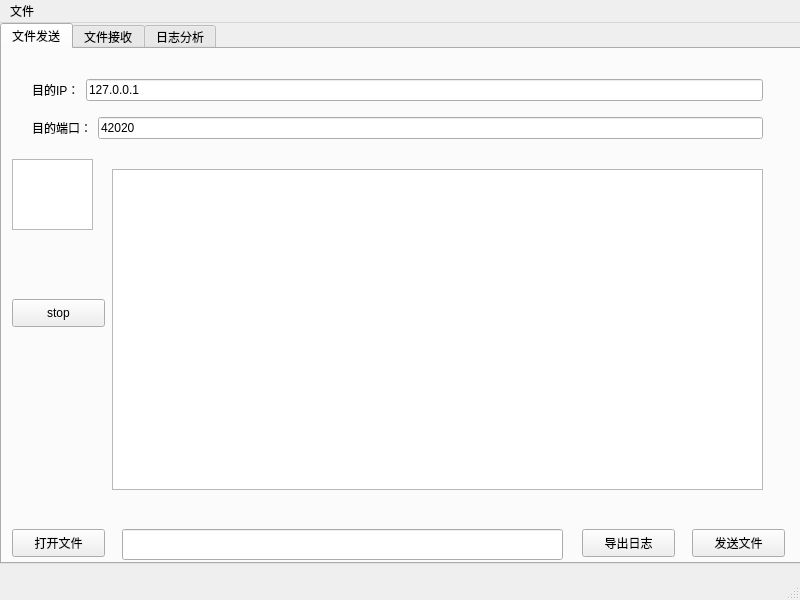
This is filetransfer.ui in Chang-Yang-YC/UDP-file-transfer-based-on-GBN-protocol as Qt 5 draws it before an edit. The edited form follows.
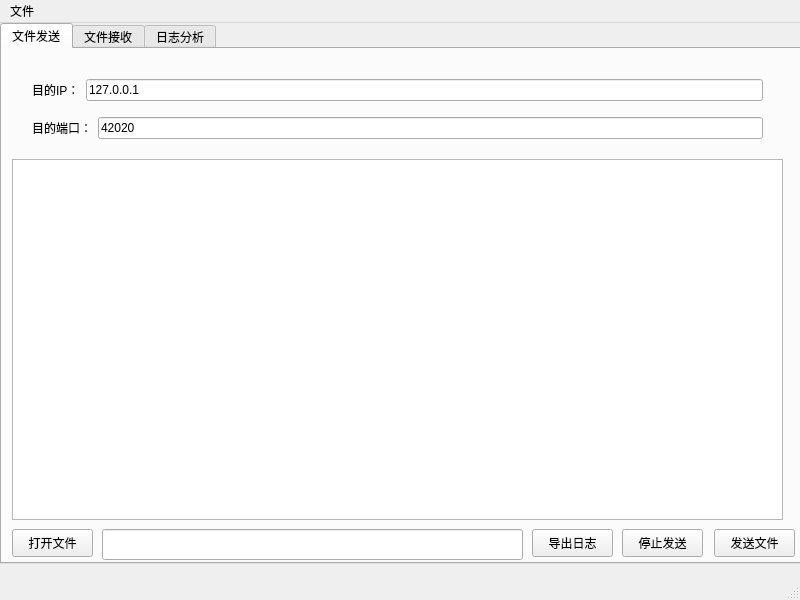
This is the edited form.

Diff of the .ui file:
```diff
--- a/filetransfer.ui
+++ b/filetransfer.ui
@@ -83,7 +83,7 @@
        <rect>
         <x>10</x>
         <y>480</y>
-        <width>93</width>
+        <width>81</width>
         <height>28</height>
        </rect>
       </property>
@@ -94,9 +94,9 @@
      <widget class="QLineEdit" name="lineEditFilepath">
       <property name="geometry">
        <rect>
-        <x>120</x>
+        <x>100</x>
         <y>480</y>
-        <width>441</width>
+        <width>421</width>
         <height>31</height>
        </rect>
       </property>
@@ -107,9 +107,9 @@
      <widget class="QPushButton" name="pushButton1SaveLog">
       <property name="geometry">
        <rect>
-        <x>580</x>
+        <x>530</x>
         <y>480</y>
-        <width>93</width>
+        <width>81</width>
         <height>28</height>
        </rect>
       </property>
@@ -120,9 +120,9 @@
      <widget class="QPushButton" name="pushButton1Send">
       <property name="geometry">
        <rect>
-        <x>690</x>
+        <x>712</x>
         <y>480</y>
-        <width>93</width>
+        <width>81</width>
         <height>28</height>
        </rect>
       </property>
@@ -135,32 +135,22 @@
        <rect>
         <x>10</x>
         <y>110</y>
-        <width>81</width>
-        <height>71</height>
-       </rect>
-      </property>
-     </widget>
-     <widget class="QTextEdit" name="textEdit">
-      <property name="geometry">
-       <rect>
-        <x>110</x>
-        <y>120</y>
-        <width>651</width>
-        <height>321</height>
+        <width>771</width>
+        <height>361</height>
        </rect>
       </property>
      </widget>
      <widget class="QPushButton" name="pushButton">
       <property name="geometry">
        <rect>
-        <x>10</x>
-        <y>250</y>
-        <width>93</width>
+        <x>620</x>
+        <y>480</y>
+        <width>81</width>
         <height>28</height>
        </rect>
       </property>
       <property name="text">
-       <string>stop</string>
+       <string>停止发送</string>
       </property>
      </widget>
     </widget>
```
